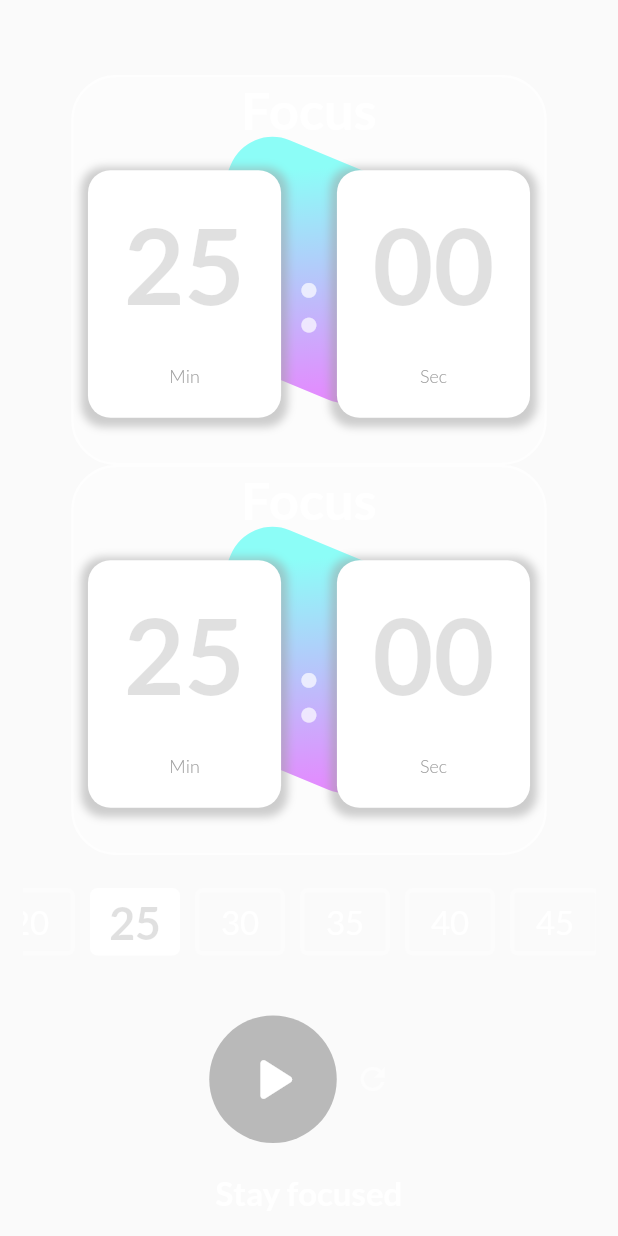
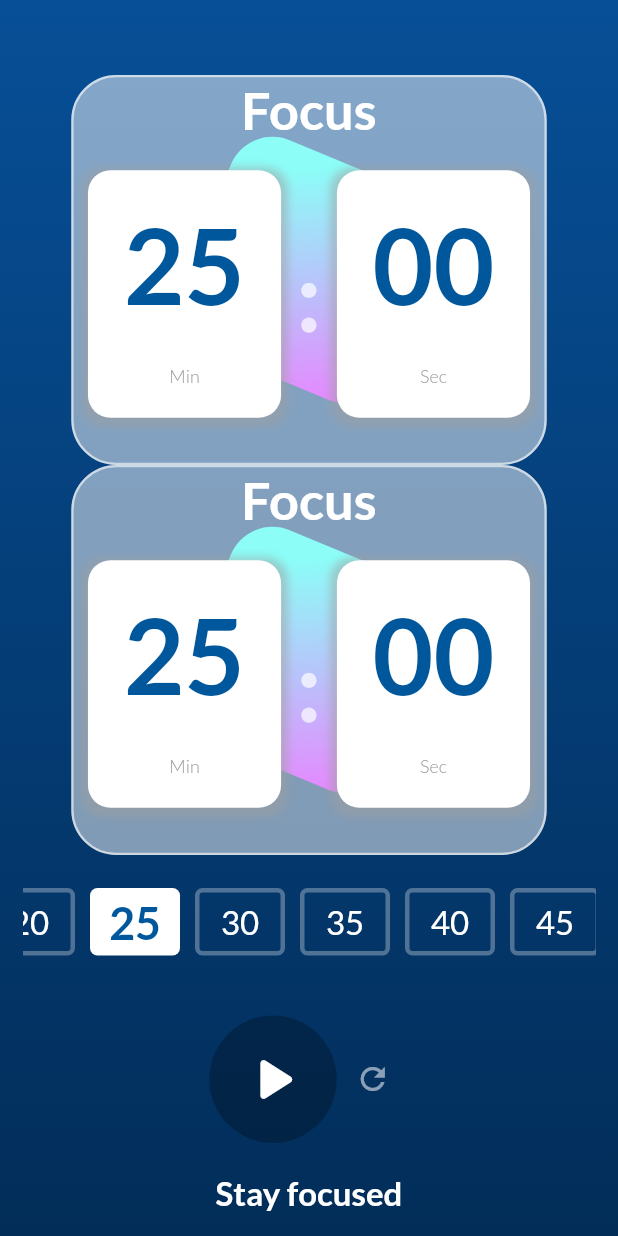
Before and after one commit to radG1t/pomodox, a Flutter app: the screen it shows after launch, on a phone screen of 412 x 824 dp. Run offline on Flutter 3.47's test engine with Material 2 defaults, Android fonts, the phone set to English and light mode, and no system bars; our stand-ins replace google_fonts.

Commit message:
objrendercolor/bcrendercolor on utils

```diff
--- a/lib/utils.dart
+++ b/lib/utils.dart
@@ -23,11 +23,33 @@ List selectableTimes = [
   '3600',
 ];
 
-Color rednderColor(String currentState) {
+Color OBJrednderColor(String currentState) {
   if (currentState == "Focus") {
-    return Colors.black12;
+    return Colors.lightBlue.shade900;
   } else {
     return Colors.lightBlueAccent;
+  }
+}
+
+LinearGradient BCrenderColor(String currentState) {
+  if (currentState == "Focus") {
+    Color bluenova = Color(0xFF001F3F);
+    Color somebluenova = Color.fromARGB(255, 7, 79, 151);
+    return LinearGradient(
+        colors: [somebluenova, bluenova],
+        begin: Alignment.topCenter,
+        end: Alignment.bottomCenter,
+        tileMode: TileMode.clamp);
+  } else {
+    // You might want to return a default gradient or handle this case differently
+    return LinearGradient(
+      colors: [
+        Colors.lightBlueAccent,
+        const Color.fromARGB(255, 134, 147, 153)
+      ],
+      begin: Alignment.topLeft,
+      end: Alignment.bottomRight,
+    );
   }
 }
 
--- a/lib/widgets/timeoptions.dart
+++ b/lib/widgets/timeoptions.dart
@@ -45,7 +45,7 @@ class TimeOpstions extends StatelessWidget {
                 child: Center(
                   child: Text((int.parse(time) ~/ 60).toString(),
                       style: int.parse(time) == provider.selectTime
-                          ? textStyle(30, rednderColor(provider.currenState),
+                          ? textStyle(30, OBJrednderColor(provider.currenState),
                               FontWeight.w700)
                           : textStyle(22, Colors.white, FontWeight.w400)),
                 ),
--- a/lib/widgets/timercard.dart
+++ b/lib/widgets/timercard.dart
@@ -43,7 +43,7 @@ class TimerCard extends StatelessWidget {
                   Text(
                     (provider.currentDuration ~/ 60)
                         .toString(), //61 -> 61~/60    61%60
-                    style: textStyle(70, rednderColor(provider.currenState),
+                    style: textStyle(70, OBJrednderColor(provider.currenState),
                         FontWeight.bold),
                   ),
                   // const Expanded(
@@ -91,7 +91,7 @@ class TimerCard extends StatelessWidget {
                     secounds == 0
                         ? "${secounds.round()}0"
                         : (secounds % 60).round().toString(),
-                    style: textStyle(70, rednderColor(provider.currenState),
+                    style: textStyle(70, OBJrednderColor(provider.currenState),
                         FontWeight.bold),
                   ),
                   const SizedBox(
```
